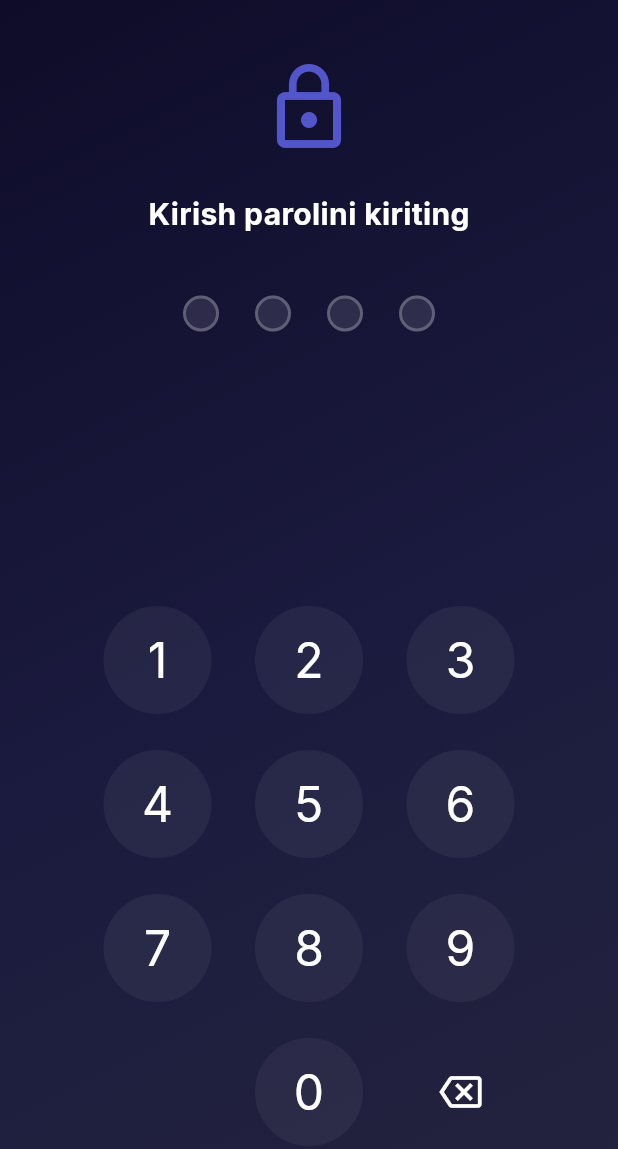
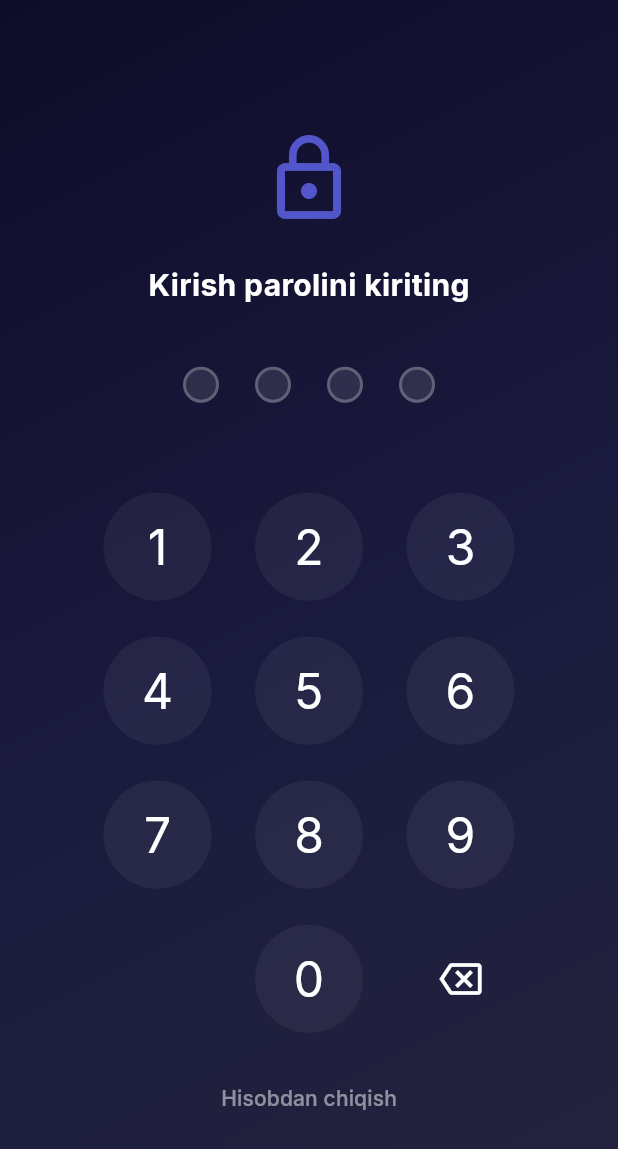
Before and after one commit to Jasurbek414/DriveON, a Flutter app: the PinScreen screen opened by its route, on a phone screen of 412 x 824 dp. Shown: the top 1149 px of the screen. Run offline on Flutter 3.47's test engine with Material 3 defaults, Android fonts, the phone set to English and light mode, and no system bars; our stand-ins replace flutter_secure_storage, go_router, google_fonts; accounts and stored records are empty.

Commit message:
Fix PIN screen overflow layout and revert to H2 database

```diff
--- a/mobile/lib/screens/pin_screen.dart
+++ b/mobile/lib/screens/pin_screen.dart
@@ -82,8 +82,12 @@ class _PinScreenState extends State<PinScreen> {
         width: double.infinity,
         decoration: const BoxDecoration(gradient: AppColors.backgroundGradient),
         child: SafeArea(
-        child: Column(
-          mainAxisAlignment: MainAxisAlignment.center,
+          child: LayoutBuilder(
+            builder: (context, constraints) => SingleChildScrollView(
+              child: ConstrainedBox(
+                constraints: BoxConstraints(minHeight: constraints.maxHeight),
+                child: Column(
+                  mainAxisAlignment: MainAxisAlignment.center,
           children: [
             const SizedBox(height: 40),
             Icon(Icons.lock_outline, size: 64, color: AppColors.primary.withOpacity(0.8)),
@@ -110,7 +114,7 @@ class _PinScreenState extends State<PinScreen> {
                 );
               }),
             ),
-            const Spacer(),
+            const SizedBox(height: 40),
             Padding(
               padding: const EdgeInsets.symmetric(horizontal: 40, vertical: 20),
               child: Column(
@@ -143,10 +147,20 @@ class _PinScreenState extends State<PinScreen> {
                 ],
               ),
             ),
-            const SizedBox(height: 40),
+            if (!widget.isSetup)
+              TextButton(
+                onPressed: () {
+                  context.read<AuthService>().logout();
+                },
+                child: Text("Hisobdan chiqish", style: TextStyle(color: Colors.white.withOpacity(0.5))),
+              ),
+            const SizedBox(height: 20),
           ],
         ),
-      ),
+              ),
+            ),
+          ),
+        ),
       ),
     );
   }
```
Also changed, not shown: 1 other file.
